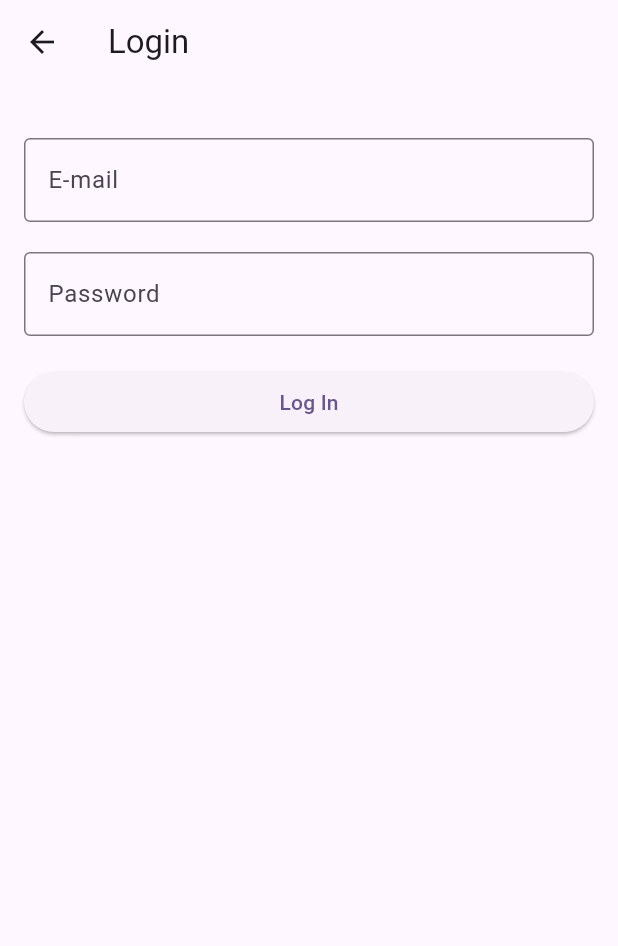
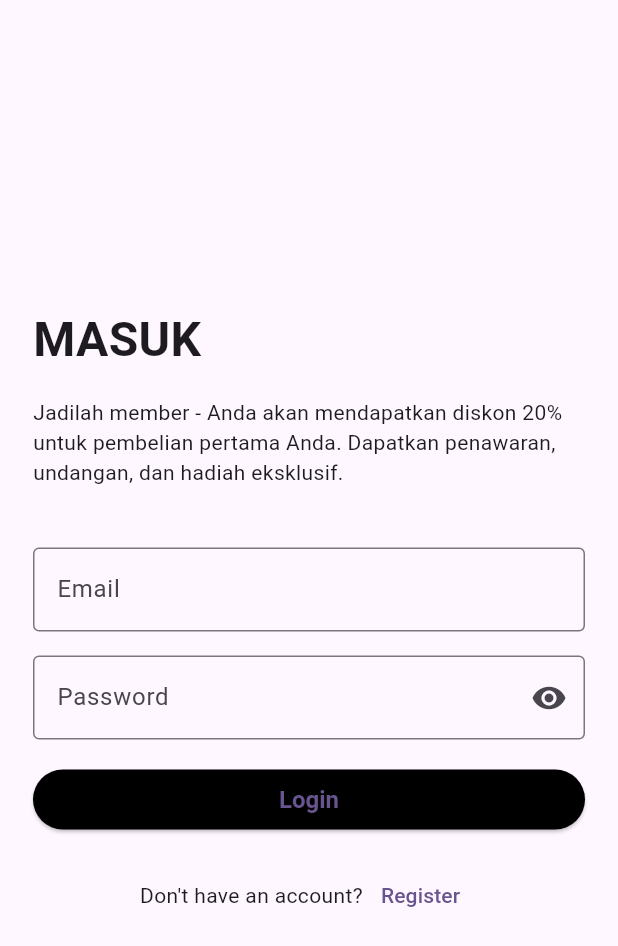
Before and after one commit to RAMZY02/googlecloudgaming, a Flutter app: the Login screen opened by its route, on a phone screen of 412 x 824 dp. Shown: the top 946 px of the screen. Run offline on Flutter 3.47's test engine with Material 3 defaults, Android fonts, the phone set to English and light mode, and no system bars; our stand-ins replace carousel_slider, image_picker.

Commit message:
register

```diff
--- a/lib/auth/ui/login_screen.dart
+++ b/lib/auth/ui/login_screen.dart
@@ -132,7 +132,7 @@ class LoginScreen extends StatelessWidget {
             Center(
               child: ElevatedButton(
                 onPressed: () {
-                  Navigator.pushNamed(context, '/homePage');
+                  Navigator.pushNamed(context, '/loginPage');
                 },
                 child: Text('Online Shop'),
               ),
--- a/lib/customer.dart
+++ /dev/null
@@ -1,37 +0,0 @@
-class Customer {
-  final String id;
-  final String name;
-  final String address;
-  final String city;
-  final String phone;
-
-  Customer({
-    required this.id,
-    required this.name,
-    required this.address,
-    required this.city,
-    required this.phone,
-  });
-
-  // Factory method untuk membuat instance Customer dari List
-  factory Customer.fromList(List<dynamic> data) {
-    return Customer(
-      id: data[0] as String,
-      name: data[1] as String,
-      address: data[2] as String,
-      city: data[3] as String,
-      phone: data[4] as String,
-    );
-  }
-
-  // Method untuk mengonversi objek Customer ke Map
-  Map<String, dynamic> toMap() {
-    return {
-      'id': id,
-      'name': name,
-      'address': address,
-      'city': city,
-      'phone': phone,
-    };
-  }
-}
--- a/lib/main.dart
+++ b/lib/main.dart
@@ -7,12 +7,12 @@
 import 'package:steppa/head_office/ui/head_office_dashboard_screen.dart';
 import 'package:steppa/online_shop/ui/cart.dart';
 import 'package:steppa/online_shop/ui/home.dart';
-import 'package:steppa/oracle_data_screen.dart';
 import 'package:steppa/product_development/ui/pending_designs_screen.dart';
 import 'package:steppa/product_development/ui/product_development_screen.dart';
 import 'package:steppa/product_development/ui/production_screen.dart';
 import 'online_shop/ui/detail_product.dart';
 import 'online_shop/ui/login.dart';
+import 'online_shop/ui/register.dart';
 import 'online_shop/ui/search.dart';
 import 'offline_shop/ui/offline_shop_screen.dart';
 
@@ -40,6 +40,7 @@
         '/factoryInventory': (context) => const FactoryInventory(),
         '/headOfficeDashboard': (context) => const HeadOfficeDashboard(),
         '/loginPage': (context) => const Login(),
+        '/registerPage': (context) => const Register(),
         '/homePage': (context) => const Home(),
         '/searchPage': (context) {
           final args = ModalRoute.of(context)?.settings.arguments as String?;
@@ -47,7 +48,6 @@
         },
         '/detailProductPage': (context) => const DetailProduct(),
         '/cartPage': (context) => const Cart(),
-        '/oracleData': (context) => OracleDataScreen(),
         '/productDevelopmentDashboard': (context) => const ProductDevelopmentScreen(),
         '/pendingDesigns': (context) => const PendingDesignsScreen(),
         '/production': (context) => const ProductionScreen(),
--- a/lib/online_shop/ui/detail_product.dart
+++ b/lib/online_shop/ui/detail_product.dart
@@ -137,6 +137,8 @@ class _DetailProductState extends State<DetailProduct> {
                                 .toList(),
                           ),
                           const SizedBox(height: 16),
+
+                          const SizedBox(height: 16),
                           ElevatedButton(
                             onPressed: () {
                               print('Add to Bag: ${product.product_name}');
--- a/lib/online_shop/ui/login.dart
+++ b/lib/online_shop/ui/login.dart
@@ -13,7 +13,7 @@ List<Customer> dummyCustomers = [
     customerId: 'C001',
     name: 'John Doe',
     email: 'john.doe@example.com',
-    password: 'password123', // Password pelanggan
+    password: 'password123',
     phoneNumber: '081234567890',
     address: 'Jl. Merdeka No. 1',
     city: 'Jakarta',
@@ -24,14 +24,13 @@ List<Customer> dummyCustomers = [
     customerId: 'C002',
     name: 'Jane Smith',
     email: 'jane.smith@example.com',
-    password: 'securePass', // Password pelanggan
+    password: 'securePass',
     phoneNumber: '081298765432',
     address: 'Jl. Sudirman No. 2',
     city: 'Bandung',
     country: 'Indonesia',
     zipCode: '40291',
   ),
-  // Tambahkan data pelanggan lainnya sesuai kebutuhan
 ];
 
 class _LoginState extends State<Login> {
@@ -45,13 +44,12 @@ class _LoginState extends State<Login> {
     if (form != null && form.validate()) {
       form.save();
 
-      // Reset error message before checking
       setState(() {
         _errorMessage = '';
       });
 
-      // Cek apakah email ada di data dummy
-      Customer? customer = dummyCustomers.firstWhere(
+      // Check if email exists
+      Customer? customer = dummyCustomers.firstWhereOrNull(
             (cust) => cust.email.toLowerCase() == _email.toLowerCase(),
       );
 
@@ -64,7 +62,7 @@ class _LoginState extends State<Login> {
           _errorMessage = 'Password salah.';
         });
       } else {
-        // Login berhasil
+        // Successful login
         Navigator.pushReplacementNamed(context, '/homePage', arguments: customer);
       }
     }
@@ -73,13 +71,29 @@ class _LoginState extends State<Login> {
   @override
   Widget build(BuildContext context) {
     return Scaffold(
-      appBar: AppBar(
-        title: const Text('Login'),
+      body: Center(
+        child: SingleChildScrollView(
+          child: ConstrainedBox(
+            constraints: BoxConstraints(
+              maxWidth: 400,
             ),
-      body: Padding(
+            child: Padding(
               padding: const EdgeInsets.all(16.0),
               child: Column(
+                crossAxisAlignment: CrossAxisAlignment.start,
                 children: [
+                  const Text(
+                    'MASUK',
+                    style: TextStyle(
+                      fontSize: 32,
+                      fontWeight: FontWeight.bold,
+                    ),
+                  ),
+                  const SizedBox(height: 16),
+                  const Text(
+                    'Jadilah member - Anda akan mendapatkan diskon 20% untuk pembelian pertama Anda. Dapatkan penawaran, undangan, dan hadiah eksklusif.',
+                  ),
+                  const SizedBox(height: 24),
                   if (_errorMessage.isNotEmpty)
                     Container(
                       padding: const EdgeInsets.all(8.0),
@@ -97,15 +111,14 @@ class _LoginState extends State<Login> {
                         ],
                       ),
                     ),
-            const SizedBox(height: 20),
+                  const SizedBox(height: 16),
                   Form(
                     key: _formKey,
                     child: Column(
                       children: [
-                  // Input Email
                         TextFormField(
                           decoration: const InputDecoration(
-                      labelText: 'E-mail',
+                            labelText: 'Email',
                             border: OutlineInputBorder(),
                           ),
                           keyboardType: TextInputType.emailAddress,
@@ -122,12 +135,15 @@ class _LoginState extends State<Login> {
                             _email = value!.trim();
                           },
                         ),
-                  const SizedBox(height: 20),
-                  // Input Password
+                        const SizedBox(height: 16),
                         TextFormField(
-                    decoration: const InputDecoration(
+                          decoration: InputDecoration(
                             labelText: 'Password',
-                      border: OutlineInputBorder(),
+                            border: const OutlineInputBorder(),
+                            suffixIcon: IconButton(
+                              icon: const Icon(Icons.visibility),
+                              onPressed: () {},
+                            ),
                           ),
                           obscureText: true,
                           validator: (value) {
@@ -140,14 +156,33 @@ class _LoginState extends State<Login> {
                             _password = value!.trim();
                           },
                         ),
-                  const SizedBox(height: 20),
-                  // Tombol Login
+                        const SizedBox(height: 16),
                         SizedBox(
                           width: double.infinity,
                           child: ElevatedButton(
                             onPressed: _login,
-                      child: const Text('Log In'),
+                            child: const Text('Login'),
+                            style: ElevatedButton.styleFrom(
+                              backgroundColor: Colors.black,
+                              textStyle: const TextStyle(
+                                fontSize: 16,
+                                fontWeight: FontWeight.bold,
                               ),
+                            ),
+                          ),
+                        ),
+                        const SizedBox(height: 16),
+                        Row(
+                          mainAxisAlignment: MainAxisAlignment.center,
+                          children: [
+                            const Text("Don't have an account?"),
+                            TextButton(
+                              onPressed: () {
+                                Navigator.pushNamed(context, '/registerPage');
+                              },
+                              child: const Text('Register'),
+                            ),
+                          ],
                         ),
                       ],
                     ),
@@ -155,6 +190,18 @@ class _LoginState extends State<Login> {
                 ],
               ),
             ),
+          ),
+        ),
+      ),
     );
   }
 }
+
+extension FirstWhereOrNullExtension<E> on Iterable<E> {
+  E? firstWhereOrNull(bool Function(E element) test) {
+    for (E element in this) {
+      if (test(element)) return element;
+    }
+    return null;
+  }
+}
```
Also changed, not shown: lib/online_shop/ui/register.dart (+260 -0 lines), lib/oracle_data_screen.dart (deleted, +0 -71 lines). Lines whose indentation alone changed are shown as unchanged.
